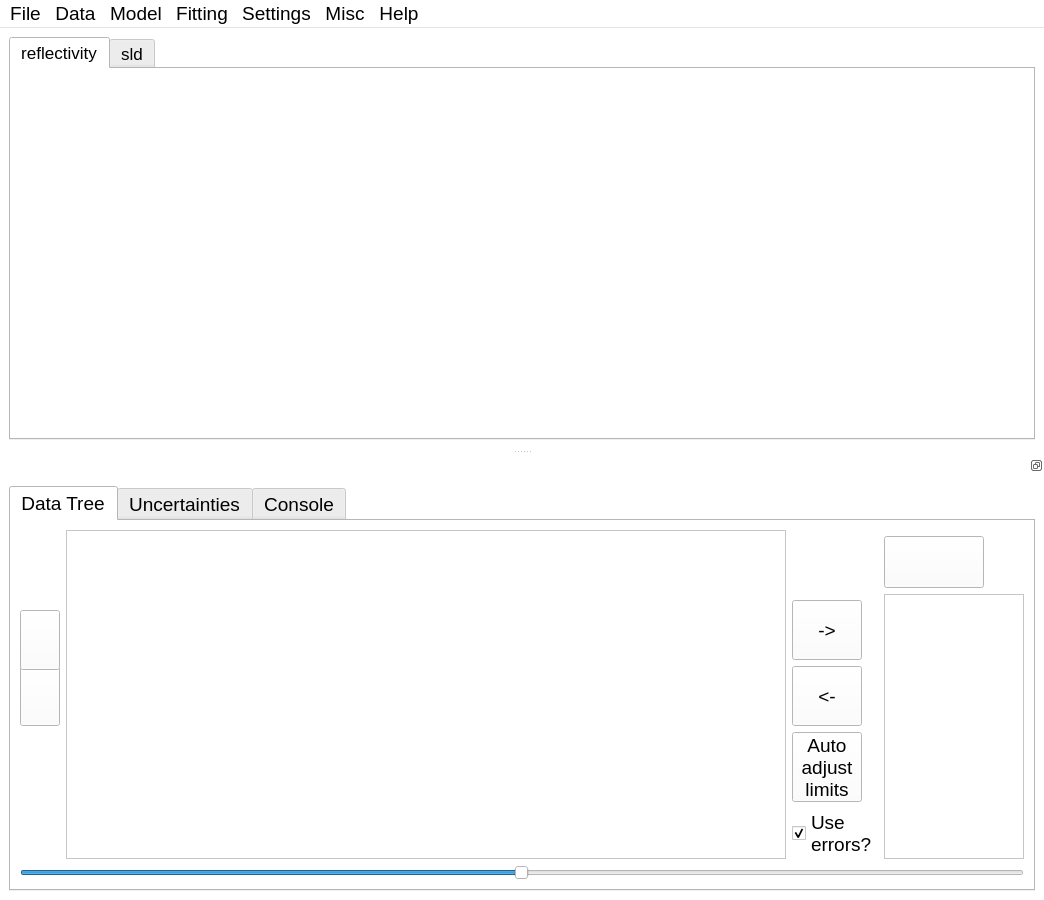
The window that refnx/reflect/_app/ui/motofit.ui (refnx/refnx) describes before a commit, drawn with Qt 5.
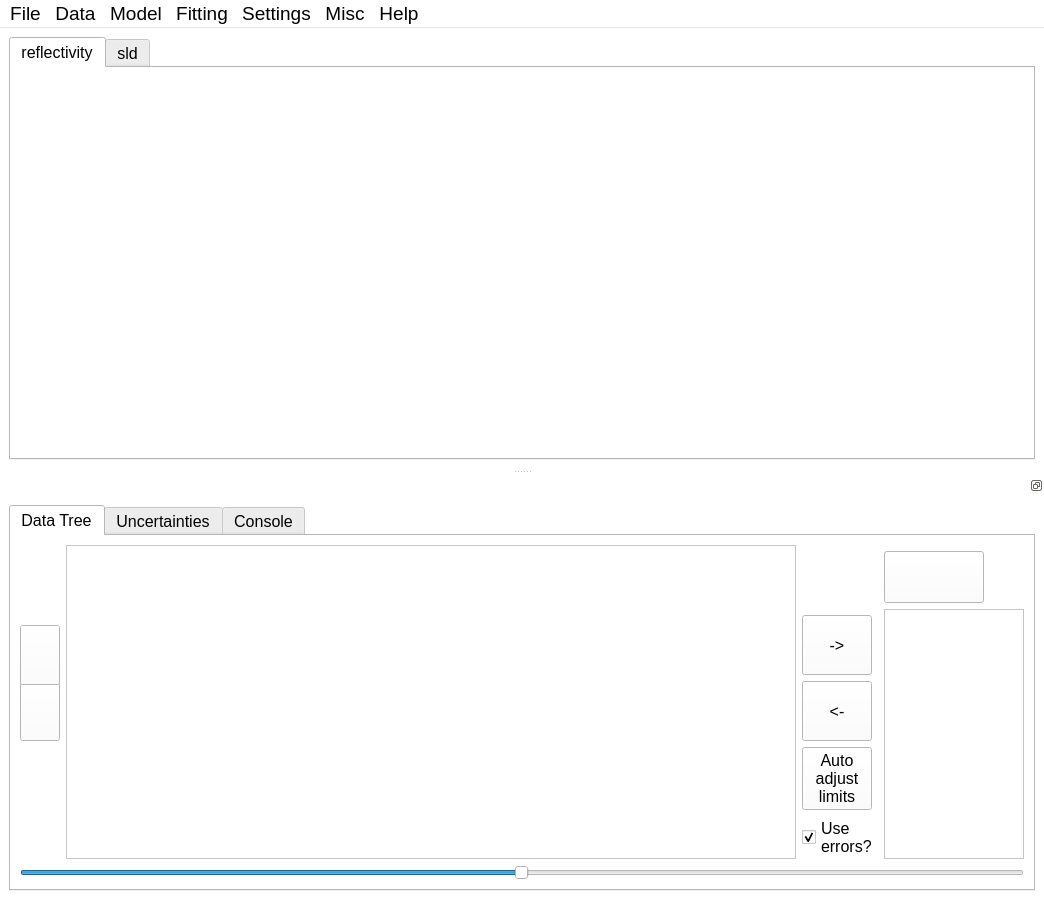
The same window after the commit. Icons and pictures are not drawn.

Commit message: MAINT: decreased font size in UI

```diff
--- a/refnx/reflect/_app/ui/motofit.ui
+++ b/refnx/reflect/_app/ui/motofit.ui
@@ -485,7 +485,7 @@
       </property>
       <property name="font">
        <font>
-        <pointsize>13</pointsize>
+        <pointsize>12</pointsize>
        </font>
       </property>
       <property name="focusPolicy">
@@ -647,7 +647,7 @@
    </property>
    <property name="font">
     <font>
-     <pointsize>13</pointsize>
+     <pointsize>12</pointsize>
     </font>
    </property>
    <property name="toolTip">
@@ -686,7 +686,7 @@
        </property>
        <property name="font">
         <font>
-         <pointsize>14</pointsize>
+         <pointsize>12</pointsize>
         </font>
        </property>
        <property name="toolTip">
@@ -720,6 +720,11 @@
              <height>70</height>
             </size>
            </property>
+           <property name="font">
+            <font>
+             <pointsize>12</pointsize>
+            </font>
+           </property>
            <property name="toolTip">
             <string>Give varying parameters finite limits</string>
            </property>
@@ -738,6 +743,11 @@
              <height>60</height>
             </size>
            </property>
+           <property name="font">
+            <font>
+             <pointsize>12</pointsize>
+            </font>
+           </property>
            <property name="toolTip">
             <string>Remove a layer, Cmd-</string>
            </property>
@@ -779,6 +789,11 @@
              <height>40</height>
             </size>
            </property>
+           <property name="font">
+            <font>
+             <pointsize>12</pointsize>
+            </font>
+           </property>
            <property name="toolTip">
             <string>Insert a layer, Cmd=</string>
            </property>
@@ -858,7 +873,7 @@
            </property>
            <property name="font">
             <font>
-             <pointsize>14</pointsize>
+             <pointsize>12</pointsize>
             </font>
            </property>
            <property name="selectionMode">
@@ -871,6 +886,11 @@
          </item>
          <item row="6" column="2">
           <widget class="QCheckBox" name="use_errors_checkbox">
+           <property name="font">
+            <font>
+             <pointsize>12</pointsize>
+            </font>
+           </property>
            <property name="text">
             <string>Use
 errors?</string>
@@ -903,6 +923,11 @@
              <height>16777215</height>
             </size>
            </property>
+           <property name="font">
+            <font>
+             <pointsize>12</pointsize>
+            </font>
+           </property>
            <property name="toolTip">
             <string>Do a fit. Cmd-F</string>
            </property>
@@ -946,7 +971,7 @@
            </property>
            <property name="font">
             <font>
-             <pointsize>14</pointsize>
+             <pointsize>12</pointsize>
             </font>
            </property>
            <property name="toolTip">
@@ -968,6 +993,11 @@
              <height>70</height>
             </size>
            </property>
+           <property name="font">
+            <font>
+             <pointsize>12</pointsize>
+            </font>
+           </property>
            <property name="toolTip">
             <string>Remove dataset from those being fitted</string>
            </property>
@@ -990,6 +1020,11 @@
              <height>70</height>
             </size>
            </property>
+           <property name="font">
+            <font>
+             <pointsize>12</pointsize>
+            </font>
+           </property>
            <property name="toolTip">
             <string>Add a dataset to those being fitted</string>
            </property>
```
Left out of the diff: 2 changed lines with no effect on the pictures.
